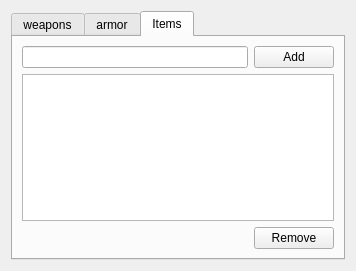
Kamduis/SoulCreator, file ui/ui_ItemWidget.ui: the form before one commit.
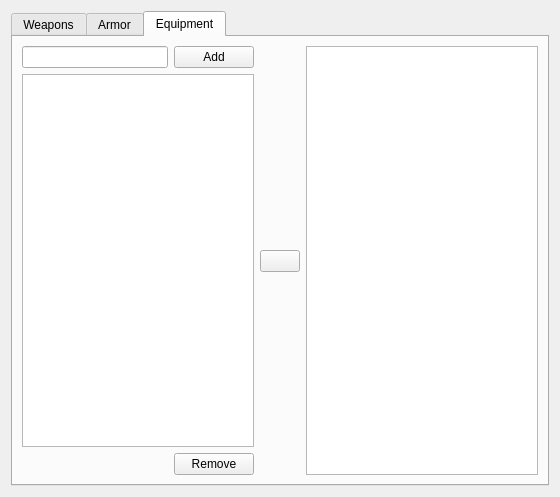
The form after the commit.

Diff of the .ui file:
```diff
--- a/ui/ui_ItemWidget.ui
+++ b/ui/ui_ItemWidget.ui
@@ -6,8 +6,8 @@
    <rect>
     <x>0</x>
     <y>0</y>
-    <width>356</width>
-    <height>271</height>
+    <width>560</width>
+    <height>497</height>
    </rect>
   </property>
   <property name="windowTitle">
@@ -21,7 +21,7 @@
      </property>
      <widget class="QWidget" name="weapons">
       <attribute name="title">
-       <string>weapons</string>
+       <string>Weapons</string>
       </attribute>
       <layout class="QHBoxLayout" name="horizontalLayout">
        <item>
@@ -120,7 +120,7 @@
      </widget>
      <widget class="QWidget" name="armor">
       <attribute name="title">
-       <string>armor</string>
+       <string>Armor</string>
       </attribute>
       <layout class="QHBoxLayout" name="horizontalLayout_2">
        <item>
@@ -199,9 +199,9 @@
      </widget>
      <widget class="QWidget" name="items">
       <attribute name="title">
-       <string>Items</string>
+       <string>Equipment</string>
       </attribute>
-      <layout class="QVBoxLayout" name="verticalLayout_7">
+      <layout class="QHBoxLayout" name="horizontalLayout_3">
        <item>
         <layout class="QGridLayout" name="gridLayout">
          <item row="0" column="0">
@@ -226,6 +226,53 @@
          </item>
         </layout>
        </item>
+       <item>
+        <layout class="QVBoxLayout" name="verticalLayout_7">
+         <item>
+          <spacer name="verticalSpacer_5">
+           <property name="orientation">
+            <enum>Qt::Vertical</enum>
+           </property>
+           <property name="sizeHint" stdset="0">
+            <size>
+             <width>20</width>
+             <height>40</height>
+            </size>
+           </property>
+          </spacer>
+         </item>
+         <item>
+          <widget class="QPushButton" name="pushButton_equipmentAdd">
+           <property name="toolTip">
+            <string>Take in inventory.</string>
+           </property>
+           <property name="text">
+            <string/>
+           </property>
+          </widget>
+         </item>
+         <item>
+          <spacer name="verticalSpacer_6">
+           <property name="orientation">
+            <enum>Qt::Vertical</enum>
+           </property>
+           <property name="sizeHint" stdset="0">
+            <size>
+             <width>20</width>
+             <height>40</height>
+            </size>
+           </property>
+          </spacer>
+         </item>
+        </layout>
+       </item>
+       <item>
+        <widget class="QListWidget" name="listWidget_equipmentStore">
+         <property name="toolTip">
+          <string>Available weapons.</string>
+         </property>
+        </widget>
+       </item>
       </layout>
      </widget>
     </widget>
```
Left out of the diff: 22 changed lines with no effect on the pictures.
